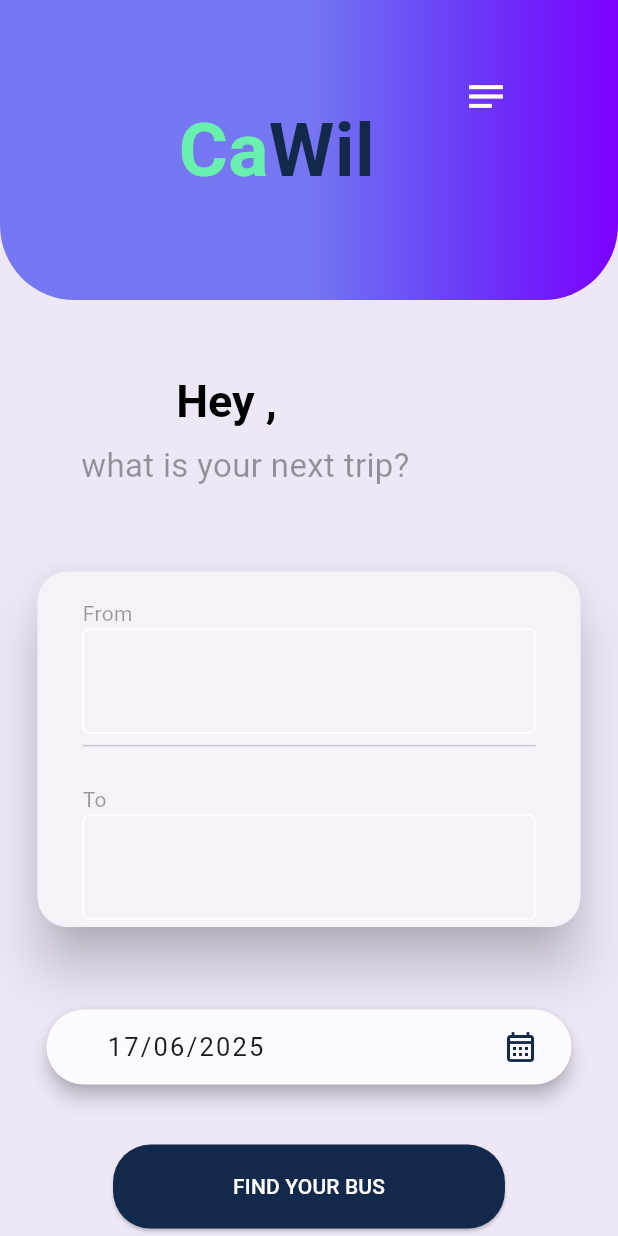
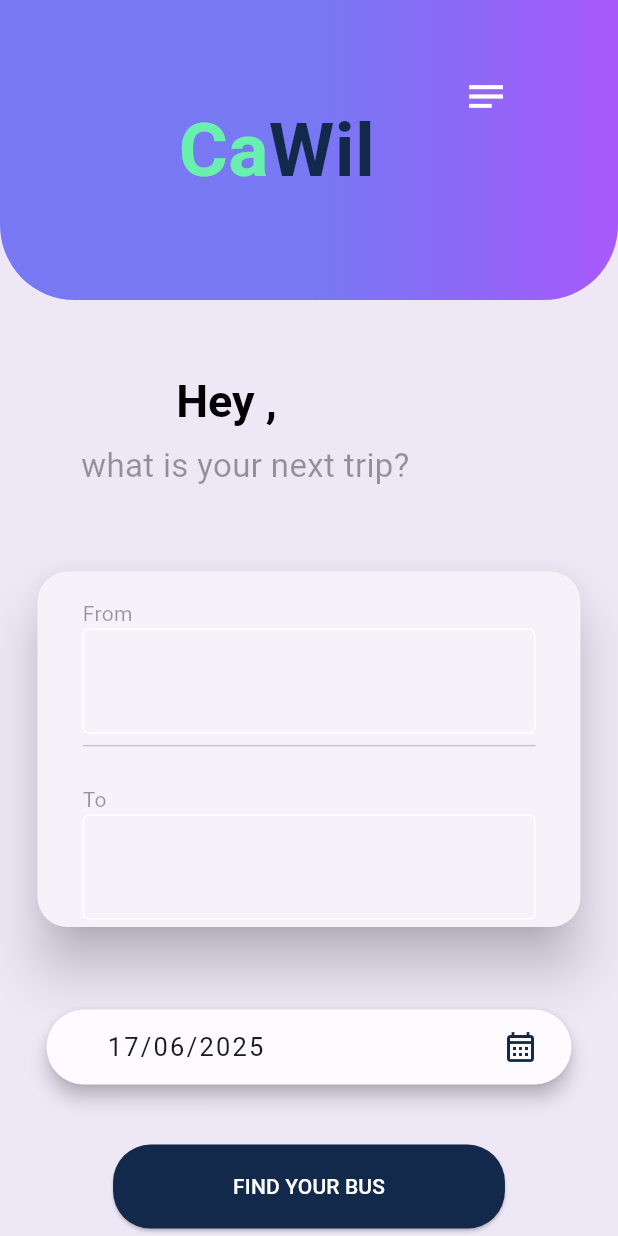
Before and after one commit to Khaleb165/cawil, a Flutter app: the screen it shows once a user with an empty profile is signed in, on a phone screen of 412 x 824 dp. Run offline on Flutter 3.47's test engine with Material 3 defaults, Android fonts, the phone set to English and light mode, and no system bars; our stand-ins replace cloud_firestore, dotted_line, firebase_auth, firebase_core, firebase_storage, flutter_custom_clippers and 3 more; accounts and stored records are empty.

Commit message:
rename colors for consistency

```diff
--- a/lib/constants/colors.dart
+++ b/lib/constants/colors.dart
@@ -1,7 +1,7 @@
 import 'package:flutter/material.dart';
 
-Color primary1 = Colors.greenAccent;
-Color primary2 = const Color.fromRGBO(19, 41, 75, 1);
-Color shade1 = const Color.fromRGBO(0, 7, 240, 0.5);
-Color shade2 = const Color.fromRGBO(127, 0, 255, 100);
-Color colorWhite = Colors.white;
+Color greenAccentColor = Colors.greenAccent;
+Color darkBlueColor = const Color(0xFF13294B);
+Color deepBlueColor = const Color(0x7E0007F0);
+Color purpleColor = const Color(0x9C7F00FF);
+Color whiteColor = const Color(0xFFFFFFFF);
--- a/lib/screens/components/social_login_button.dart
+++ b/lib/screens/components/social_login_button.dart
@@ -10,7 +10,7 @@ class SocialLoginButton extends StatelessWidget {
   Widget build(BuildContext context) {
     return CircleAvatar(
       radius: 25,
-      backgroundColor: colorWhite,
+      backgroundColor: whiteColor,
       child: Padding(
         padding: const EdgeInsets.all(12), // Border radius
         child: Image.asset(imageUrl),
--- a/lib/screens/homepage.dart
+++ b/lib/screens/homepage.dart
@@ -65,14 +65,15 @@ class _HomepageState extends State<Homepage> {
           child: Column(
             children: [
               Container(
-                padding: const EdgeInsets.symmetric(horizontal: 35, vertical: 20),
+                padding:
+                    const EdgeInsets.symmetric(horizontal: 35, vertical: 20),
                 margin: EdgeInsets.only(
                     top: MediaQuery.of(context).size.height * 0.0001),
                 width: double.infinity,
                 height: 200,
                 decoration: BoxDecoration(
                   gradient: LinearGradient(
-                    colors: [shade1, shade1, shade2],
+                    colors: [deepBlueColor, deepBlueColor, purpleColor],
                     tileMode: TileMode.clamp,
                   ),
                   borderRadius: const BorderRadius.vertical(
@@ -105,7 +106,7 @@ class _HomepageState extends State<Homepage> {
                           icon: Icon(
                             Icons.notes_sharp,
                             size: 30,
-                            color: colorWhite,
+                            color: whiteColor,
                           ),
                         ),
                       ),
@@ -163,16 +164,14 @@ class _HomepageState extends State<Homepage> {
                     crossAxisAlignment: CrossAxisAlignment.start,
                     children: [
                       headerText('From'),
-                      buildCardFields(
-                          sourceController, TextInputAction.next, primary1,
-                          (newText) {
+                      buildCardFields(sourceController, TextInputAction.next,
+                          greenAccentColor, (newText) {
                         busData.updateFromTextField(newText);
                       }),
                       const Divider(thickness: 1),
                       headerText('To'),
-                      buildCardFields(
-                          destinationController, TextInputAction.done, primary2,
-                          (newText) {
+                      buildCardFields(destinationController,
+                          TextInputAction.done, darkBlueColor, (newText) {
                         busData.updateToTextField(newText);
                       }),
                       const SizedBox(height: 5)
@@ -210,7 +209,7 @@ class _HomepageState extends State<Homepage> {
                           IconButton(
                             icon: Icon(
                               Icons.calendar_month_outlined,
-                              color: primary2,
+                              color: darkBlueColor,
                             ),
                             onPressed: () => _selectDate(context),
                           ),
@@ -232,15 +231,16 @@ class _HomepageState extends State<Homepage> {
                     );
                   },
                   style: TextButton.styleFrom(
-                    backgroundColor: primary2,
-                    padding: const EdgeInsets.symmetric(horizontal: 80, vertical: 18),
+                    backgroundColor: darkBlueColor,
+                    padding: const EdgeInsets.symmetric(
+                        horizontal: 80, vertical: 18),
                     shape: RoundedRectangleBorder(
                         borderRadius: BorderRadius.circular(25)),
                   ),
                   child: Text(
                     'FIND YOUR BUS',
                     style: TextStyle(
-                      color: colorWhite,
+                      color: whiteColor,
                     ),
                   ),
                 ),
@@ -266,7 +266,7 @@ class _HomepageState extends State<Homepage> {
       decoration: InputDecoration(
         enabledBorder: OutlineInputBorder(
           borderSide: BorderSide(
-            color: colorWhite,
+            color: whiteColor,
           ),
         ),
       ),
--- a/lib/screens/passenger_details.dart
+++ b/lib/screens/passenger_details.dart
@@ -29,7 +29,7 @@ class _PassengerDetailsPageState extends State<PassengerDetailsPage> {
               height: 200,
               decoration: BoxDecoration(
                 gradient: LinearGradient(
-                  colors: [shade1, shade1, shade2],
+                  colors: [deepBlueColor, deepBlueColor, purpleColor],
                   tileMode: TileMode.clamp,
                 ),
                 borderRadius: const BorderRadius.vertical(
@@ -96,7 +96,8 @@ class _PassengerDetailsPageState extends State<PassengerDetailsPage> {
                 },
                 style: ElevatedButton.styleFrom(
                   backgroundColor: Colors.greenAccent,
-                  padding: const EdgeInsets.symmetric(horizontal: 90, vertical: 15),
+                  padding:
+                      const EdgeInsets.symmetric(horizontal: 90, vertical: 15),
                   shape: RoundedRectangleBorder(
                     borderRadius: BorderRadius.circular(25),
                   ),
--- a/lib/screens/payment/ticket_details.dart
+++ b/lib/screens/payment/ticket_details.dart
@@ -20,7 +20,7 @@ class TicketDetailsPage extends StatelessWidget {
             height: 180,
             decoration: BoxDecoration(
               gradient: LinearGradient(
-                colors: [shade1, shade1, shade2],
+                colors: [deepBlueColor, deepBlueColor, purpleColor],
                 tileMode: TileMode.clamp,
               ),
               borderRadius: const BorderRadius.only(
@@ -57,7 +57,8 @@ class TicketDetailsPage extends StatelessWidget {
                 },
                 style: ElevatedButton.styleFrom(
                   backgroundColor: Colors.greenAccent,
-                  padding: const EdgeInsets.symmetric(horizontal: 90, vertical: 15),
+                  padding:
+                      const EdgeInsets.symmetric(horizontal: 90, vertical: 15),
                   shape: RoundedRectangleBorder(
                       borderRadius: BorderRadius.circular(25)),
                 ),
--- a/lib/screens/settings.dart
+++ b/lib/screens/settings.dart
@@ -48,7 +48,7 @@ class _SettingsPageState extends State<SettingsPage> {
               width: double.infinity,
               decoration: BoxDecoration(
                 gradient: LinearGradient(
-                  colors: [shade1, shade1, shade2],
+                  colors: [deepBlueColor, deepBlueColor, purpleColor],
                   tileMode: TileMode.clamp,
                 ),
                 borderRadius: const BorderRadius.vertical(
@@ -141,8 +141,8 @@ class _SettingsPageState extends State<SettingsPage> {
                 const SizedBox(height: 20),
                 settingsListTile(() async {
                   await AuthMethods().signOut();
-                  Navigator.of(context).pushReplacement(
-                      MaterialPageRoute(builder: (context) => const LoginScreen()));
+                  Navigator.of(context).pushReplacement(MaterialPageRoute(
+                      builder: (context) => const LoginScreen()));
                 }, 'assets/loggg.png', 'Logout'),
               ],
             )
--- a/lib/utilities/utils.dart
+++ b/lib/utilities/utils.dart
@@ -21,13 +21,13 @@ Future<Uint8List?> pickImage(ImageSource source) async {
 void showSnackBar(String content, BuildContext context) {
   ScaffoldMessenger.of(context).showSnackBar(
     SnackBar(
-      backgroundColor: primary1,
+      backgroundColor: greenAccentColor,
       behavior: SnackBarBehavior.floating,
       dismissDirection: DismissDirection.startToEnd,
       content: Text(
         content,
         style: TextStyle(
-          color: colorWhite,
+          color: whiteColor,
           fontSize: 16,
         ),
       ),
--- a/lib/widgets/app_name.dart
+++ b/lib/widgets/app_name.dart
@@ -5,7 +5,8 @@ import '../constants/colors.dart';
 class AppName extends StatelessWidget {
   final double fontSize;
   const AppName({
-    super.key, required this.fontSize,
+    super.key,
+    required this.fontSize,
   });
 
   @override
@@ -17,7 +18,7 @@ class AppName extends StatelessWidget {
           'Ca',
           style: TextStyle(
               fontSize: fontSize,
-              color: primary1,
+              color: greenAccentColor,
               fontWeight: FontWeight.bold),
         ),
         Text(
--- a/lib/widgets/custom_textfield.dart
+++ b/lib/widgets/custom_textfield.dart
@@ -31,14 +31,14 @@ class CustomTextfield extends StatelessWidget {
       obscureText: obscureText,
       decoration: InputDecoration(
         enabledBorder: OutlineInputBorder(
-          borderSide: BorderSide(color: colorWhite, width: 0.0),
+          borderSide: BorderSide(color: whiteColor, width: 0.0),
           borderRadius: BorderRadius.circular(30),
         ),
         hintText: hintText,
         hintStyle: const TextStyle(color: Colors.black38),
         filled: true,
         floatingLabelBehavior: FloatingLabelBehavior.never,
-        fillColor: colorWhite,
+        fillColor: whiteColor,
         contentPadding: const EdgeInsets.fromLTRB(20, 10, 20, 10),
         border: OutlineInputBorder(
           borderRadius: BorderRadius.circular(30),
```
Also changed, not shown: lib/constants/hide_keyboard.dart (added, +9 -0 lines), lib/screens/auth_screens/forgot_password.dart (+7 -5 lines), lib/screens/auth_screens/login.dart (+4 -3 lines), lib/screens/auth_screens/signup.dart (+9 -9 lines), lib/screens/available_bus_page.dart (+4 -4 lines), lib/screens/payment/payment_details.dart (+8 -7 lines), lib/screens/seat_select.dart (+8 -4 lines), lib/widgets/bus_card.dart (+11 -9 lines).
